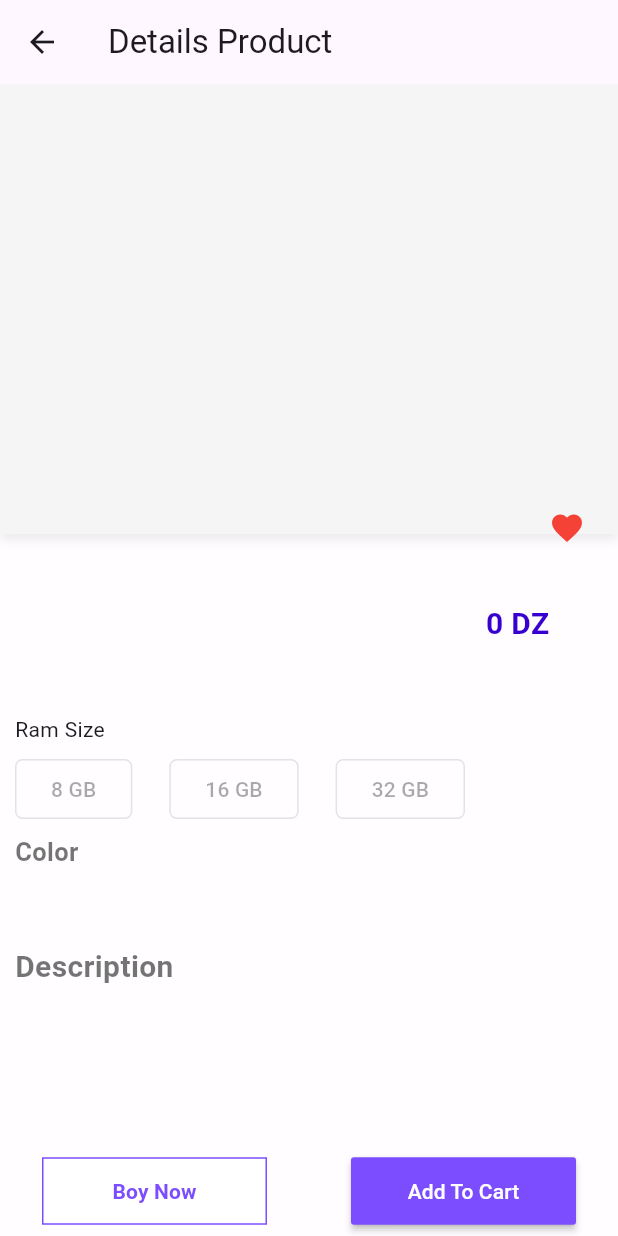
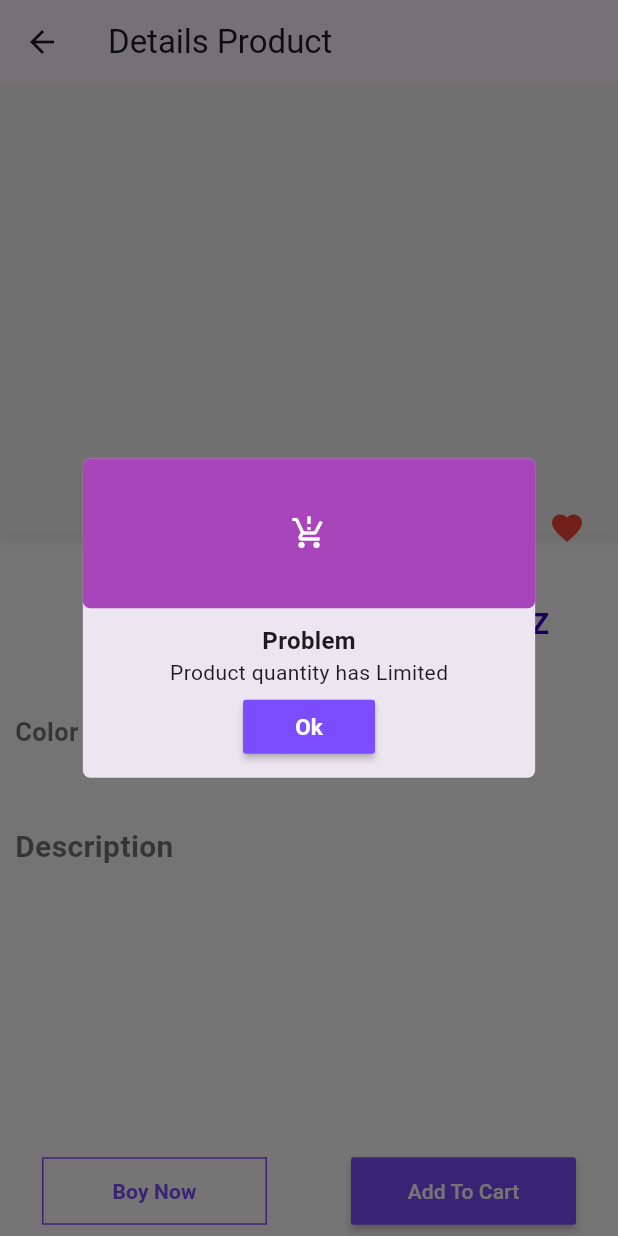
Before and after one commit to OtmaneDP/cybercore-mobile-app, a Flutter app: the ProductDetails screen opened directly with empty values, after a tap on "Add To Cart", on a phone screen of 412 x 824 dp. Run offline on Flutter 3.47's test engine with Material 3 defaults, Android fonts, the phone set to English and light mode, and no system bars; drawn by our look-alikes of carousel_slider; our stand-ins replace shared_preferences; missing offline and left inert: dart:ffi; accounts and stored records are empty.

Commit message:
handle product contete not change whene user place order , add custome alert that indecate user that product contete has limited

```diff
--- a/lib/components/cart_item.dart
+++ b/lib/components/cart_item.dart
@@ -77,7 +77,9 @@ class CartItemState extends State<CartItem>{
                      icon:  Icon(Icons.cancel,color: Colors.grey[300],)),
                     ],
                   ),
-                  Text("On Stock",style: TextStyle(
+                  Text(
+                    widget.item!["product"]["state"] == 1 ? "Availabel" : "Not Availabel",
+                    style: TextStyle(
                     fontWeight: FontWeight.w600,
                     color: Colors.deepPurpleAccent
                   ),),
--- a/lib/controllers/Order_page_controller.dart
+++ b/lib/controllers/Order_page_controller.dart
@@ -33,6 +33,7 @@ class OrderPageController{
     if(responseBody["status_code"] == 202){
       return true;
     }
+    print(responseBody);
     return false;
   }
 
@@ -40,7 +41,8 @@ class OrderPageController{
     List filtredProduct = [] ;
 
     for(Map item in items!){
-      filtredProduct.add(
+      if(item["product"]["state"] == 1){
+         filtredProduct.add(
         {
           "cart_item" : item["cart_item"],
           "no_modifyed_item": {
@@ -49,6 +51,8 @@ class OrderPageController{
           }
         },
       );
+      }
+
     }
     return filtredProduct;
   }
--- a/lib/pages/checkout_screen.dart
+++ b/lib/pages/checkout_screen.dart
@@ -204,6 +204,7 @@ class CheckoutScreenState extends State<CheckoutScreen>{
                   };
                   // place order
                   bool orderState = await OrderPageController.placeOrder(widget.cachedCratItems, customerInfo) ;
+                  Navigator.of(context).pop();
                   showDialog(context: context, builder: (context){
 
                     return orderState == true ?
--- a/lib/pages/product_details.dart
+++ b/lib/pages/product_details.dart
@@ -3,6 +3,7 @@ import 'package:flutter/cupertino.dart';
 import 'package:flutter/material.dart';
 import 'package:flutter/painting.dart';
 import 'package:flutter/widgets.dart';
+import 'package:fluttertest/components/custom_alert.dart';
 import 'package:fluttertest/components/product.dart';
 import 'package:fluttertest/controllers/cart_page_controller.dart';
 import 'package:fluttertest/controllers/product_controller.dart';
@@ -143,8 +144,8 @@ class ProductDetailsState extends State<ProductDetails> {
                     SizedBox(
                       height: 10,
                     ),
-                    Text("Ram Size"),
-                    _getRamCheckBoxes(),
+                    // Text("Ram Size"),
+                    // _getRamCheckBoxes(),
                     Text(
                       "Color",
                       style: TextStyle(
@@ -294,16 +295,25 @@ class ProductDetailsState extends State<ProductDetails> {
             onPressed: () async {
 
               // add product to cart
+              if(widget.productInfo["state"] == 1){
                 await ProductController.addToCart(
                   productId: widget.productInfo["id"],
                   color: widget.selectedColor.toString(),
                 );
-
                  // redirect to nextPage Cart page
                   Navigator.of(context).pushReplacement(MaterialPageRoute(builder: (rout) {
                   return  CartPageController().getView();
                   })
                 );
+              }
+              showDialog(context: context, builder: (context){
+                  return CustomAlert(
+                    alertIcon: Icon(Icons.production_quantity_limits_sharp,color: Colors.white,),
+                    stateMessage: "Problem",
+                    stateDescription: "Product quantity has Limited",
+                    color: const Color.fromARGB(215, 155, 39, 176));
+              });
+
             },
           ),
         ],
```
Also changed, not shown: lib/pages/main_screen.dart (+18 -10 lines). Lines whose indentation alone changed are shown as unchanged.
